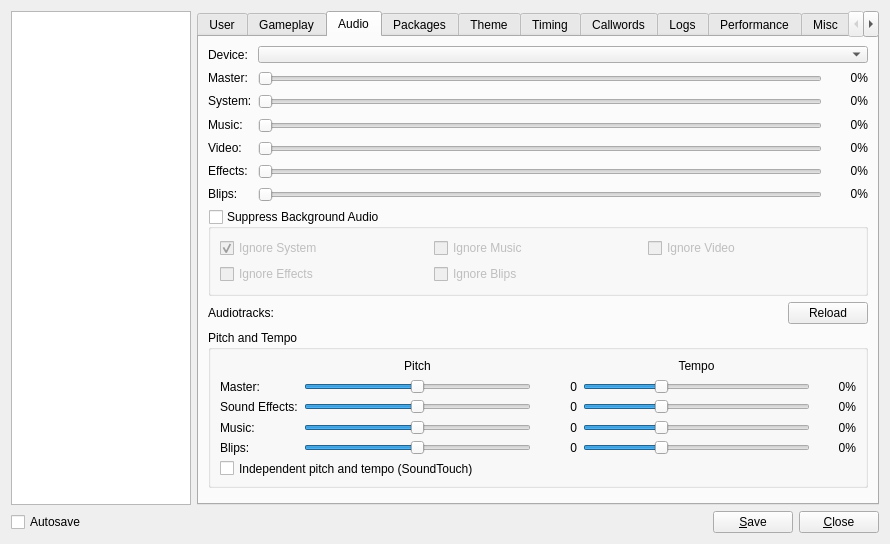
Before: the Qt Designer form res/ui/config_panel.ui in NyanOnline/DRO-Client-Fork, drawn with Qt 5.
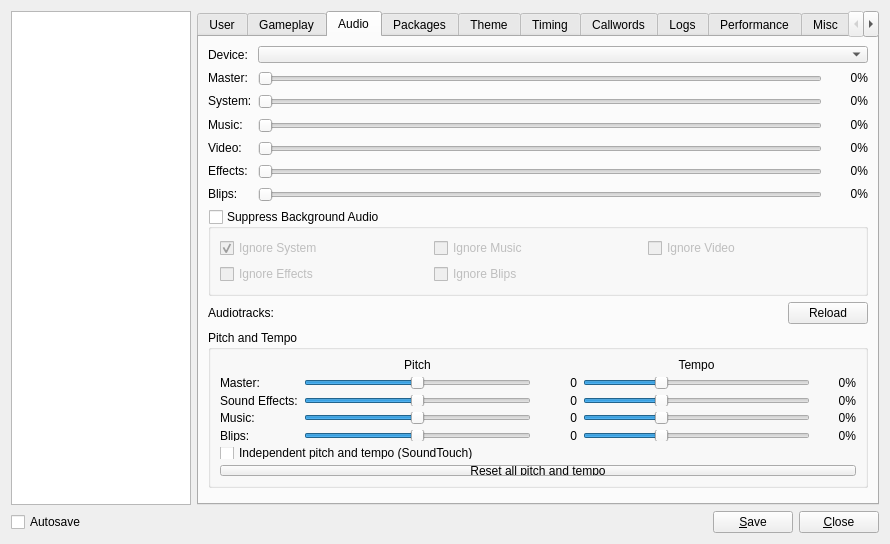
After: the same form once the commit is applied. The open tabs and pages were chosen to show the change.

Commit message:
honor server forced pitch and tempo
honor server forced pitch and tempo

What changed in the file:
```diff
--- a/res/ui/config_panel.ui
+++ b/res/ui/config_panel.ui
@@ -1001,6 +1001,13 @@
                </property>
               </widget>
              </item>
+              <item row="6" column="0" colspan="5">
+               <widget class="QPushButton" name="reset_pitch_tempo">
+                <property name="text">
+                 <string>Reset all pitch and tempo</string>
+                </property>
+               </widget>
+              </item>
             </layout>
            </widget>
           </item>
```
Lines whose indentation alone changed are shown as unchanged. The commit also changes 9 other files.
